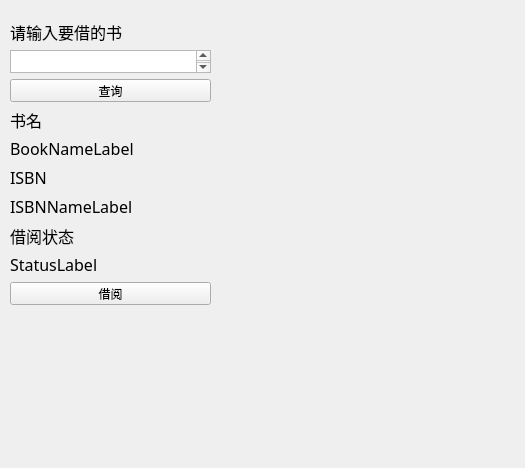
The window that borrow.ui (StanleySun233/BookManagementSystem) describes before a commit, drawn with Qt 5.
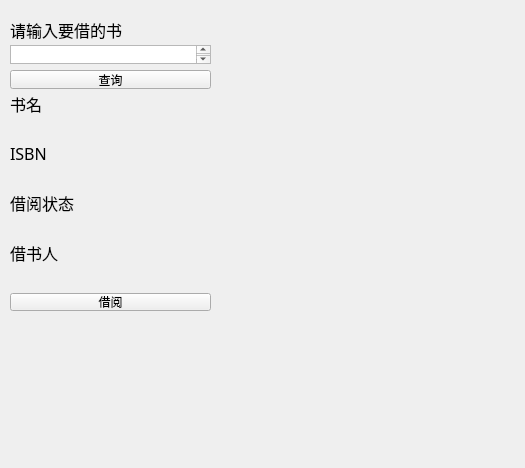
The same window after the commit.

Patch:
```diff
--- a/borrow.ui
+++ b/borrow.ui
@@ -16,10 +16,10 @@
   <widget class="QLabel" name="BookLabel">
    <property name="geometry">
     <rect>
-     <x>220</x>
-     <y>10</y>
+     <x>230</x>
+     <y>170</y>
      <width>281</width>
-     <height>331</height>
+     <height>281</height>
     </rect>
    </property>
    <property name="text">
@@ -32,7 +32,7 @@
      <x>10</x>
      <y>20</y>
      <width>201</width>
-     <height>285</height>
+     <height>291</height>
     </rect>
    </property>
    <layout class="QVBoxLayout" name="verticalLayout">
@@ -81,7 +81,7 @@
        </font>
       </property>
       <property name="text">
-       <string>BookNameLabel</string>
+       <string/>
       </property>
      </widget>
     </item>
@@ -107,7 +107,7 @@
        </font>
       </property>
       <property name="text">
-       <string>ISBNNameLabel</string>
+       <string/>
       </property>
      </widget>
     </item>
@@ -133,7 +133,33 @@
        </font>
       </property>
       <property name="text">
-       <string>StatusLabel</string>
+       <string/>
+      </property>
+     </widget>
+    </item>
+    <item>
+     <widget class="QLabel" name="label_7">
+      <property name="font">
+       <font>
+        <family>宋体</family>
+        <pointsize>12</pointsize>
+       </font>
+      </property>
+      <property name="text">
+       <string>借书人</string>
+      </property>
+     </widget>
+    </item>
+    <item>
+     <widget class="QLabel" name="Borrower">
+      <property name="font">
+       <font>
+        <family>宋体</family>
+        <pointsize>12</pointsize>
+       </font>
+      </property>
+      <property name="text">
+       <string/>
       </property>
      </widget>
     </item>
```
